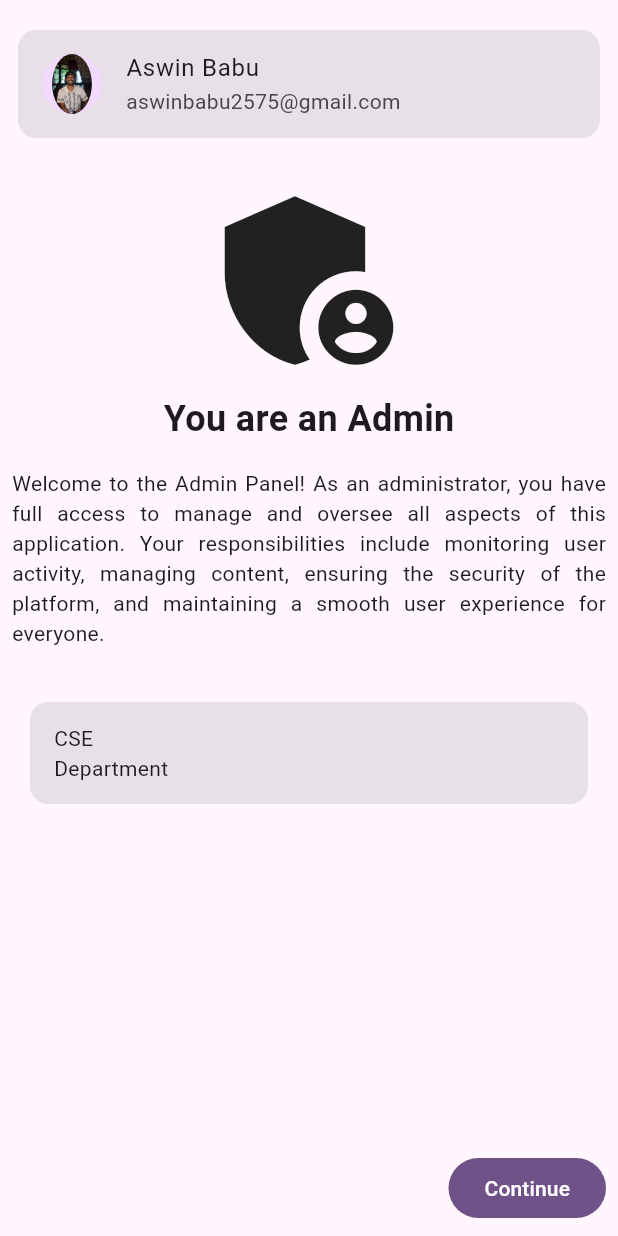
After one commit to aswin2575/Calendar-App, a Flutter app: the ScreenAdminSignup screen opened directly, on a phone screen of 412 x 824 dp. The commit adds this screen. Run offline on Flutter 3.47's test engine with Material 3 defaults, Android fonts, the phone set to English and light mode, and no system bars; our stand-ins replace cloud_firestore, file_picker, firebase_auth, firebase_core, firebase_database, firebase_storage and 1 more; accounts and stored records are empty; network calls fail.

Commit message:
created admin signup page and signup error page

```diff
--- /dev/null
+++ b/lib/screen_admin_signup.dart
@@ -0,0 +1,115 @@
+import 'package:calendar_app/server/server.dart';
+import 'package:flutter/material.dart';
+
+class ScreenAdminSignup extends StatelessWidget {
+  const ScreenAdminSignup({super.key});
+
+
+  //final currentUser = Server.instance!.currentUser!;
+  final bool admin=true;
+
+  @override
+  Widget build(BuildContext context) {
+    return Scaffold(
+      body: SafeArea(
+        child: Column(
+          crossAxisAlignment: CrossAxisAlignment.stretch,
+          children: [
+            Padding(
+              padding: const EdgeInsets.symmetric(horizontal: 8.0,vertical: 16),
+              child: Container(
+                child: Card.filled(
+                  child: ListTile(
+                    leading: CircleAvatar(
+                      //backgroundImage: NetworkImage('https://img.freepik.com/free-vector/blue-circle-with-white-user_78370-4707.jpg?t=st=1721577515~exp=1721581115~hmac=85c0c9ad76d5eed77a7cfb720b142a6969d87df5088a60b812503d560134b8a6&w=740'),
+                      child: ClipOval(
+                        child: FadeInImage.assetNetwork(
+                          placeholder: 'lib/images/aswin.png', // Local image
+                          image: 'lib/images/images.jpeg', // Network image
+                          fit: BoxFit.cover,
+                          imageErrorBuilder: (context, error, stackTrace) {
+                            // Display the local image if network image fails
+                            return Image.asset(
+                              'lib/images/aswin.png',
+                              fit: BoxFit.cover,
+                            );
+                          },
+                        ),
+                      ),),
+                    title: Text("Aswin Babu"),
+                    subtitle: Text("aswinbabu2575@gmail.com"),
+                  ),
+                ),
+              ),
+            ),
+            Center(
+              child: Icon(admin? Icons.admin_panel_settings: Icons.account_circle,
+              size: 150,),
+            ),
+            Center(
+              child: admin?
+                Text('You are an Admin', style: TextStyle(fontSize: 24,fontWeight: FontWeight.bold), ):
+                Text('Hey Aswin Babu', style: TextStyle(fontSize: 24,fontWeight: FontWeight.bold), )
+            ),
+            Padding(
+              padding: const EdgeInsets.symmetric(horizontal: 8.0,vertical: 16),
+              child: admin?
+                Text('Welcome to the Admin Panel! As an administrator, you have full access to manage and oversee all aspects of this application. Your responsibilities include monitoring user activity, managing content, ensuring the security of the platform, and maintaining a smooth user experience for everyone.',textAlign: TextAlign.justify,):
+                Text('As a registered student, you can view and manage your college events through this application. Stay updated on upcoming activities, register for events, and track your participation to make the most of your college experience',textAlign: TextAlign.justify,)
+            ),
+            Card.filled(
+              clipBehavior: Clip.hardEdge,
+              margin: const EdgeInsets.all(20.0),
+              child: Padding(
+                padding: const EdgeInsets.symmetric(vertical: 12.0),
+                child: Column(
+                    //mainAxisAlignment: MainAxisAlignment.start,
+                  crossAxisAlignment: CrossAxisAlignment.start,
+                  children: [
+                    Descriptor(title: 'CSE',subtitle: 'Department',),
+                    if (!admin) Divider(),
+                    if (!admin) Descriptor(title: '2021-2025',subtitle: 'Admission Year',),
+                    if (!admin) Divider(),
+                    if (!admin) Descriptor(title: 'S7',subtitle: 'Semester',),
+                  ],
+                ),
+              ),
+            ),
+            Expanded(
+              child: Row(
+                mainAxisAlignment: MainAxisAlignment.end,
+                crossAxisAlignment: CrossAxisAlignment.end,
+                children: [
+                  Padding(
+                    padding: const EdgeInsets.all(8.0),
+                    child: FilledButton(onPressed: (){}, child: Text('Continue')),
+                  ),
+                ],
+              ),
+            )
+          ],
+        ),
+      ),
+    );
+  }
+}
+class Descriptor extends StatelessWidget {
+  const Descriptor({super.key, required this.title, this.subtitle});
+  final String title;
+  final String? subtitle;
+
+  @override
+  Widget build(BuildContext context) {
+    return Container(
+      padding: EdgeInsets.symmetric(horizontal: 16,vertical: 2),
+      child: Column(
+        crossAxisAlignment: CrossAxisAlignment.start,
+        children: [
+          Text(title),
+          if(subtitle !=null)
+            Text(subtitle!),
+        ],
+      ),
+    );
+  }
+}
```
Also changed, not shown: lib/profile_sheet.dart (+31 -7 lines), lib/screen_admin_error.dart (added, +30 -0 lines).
